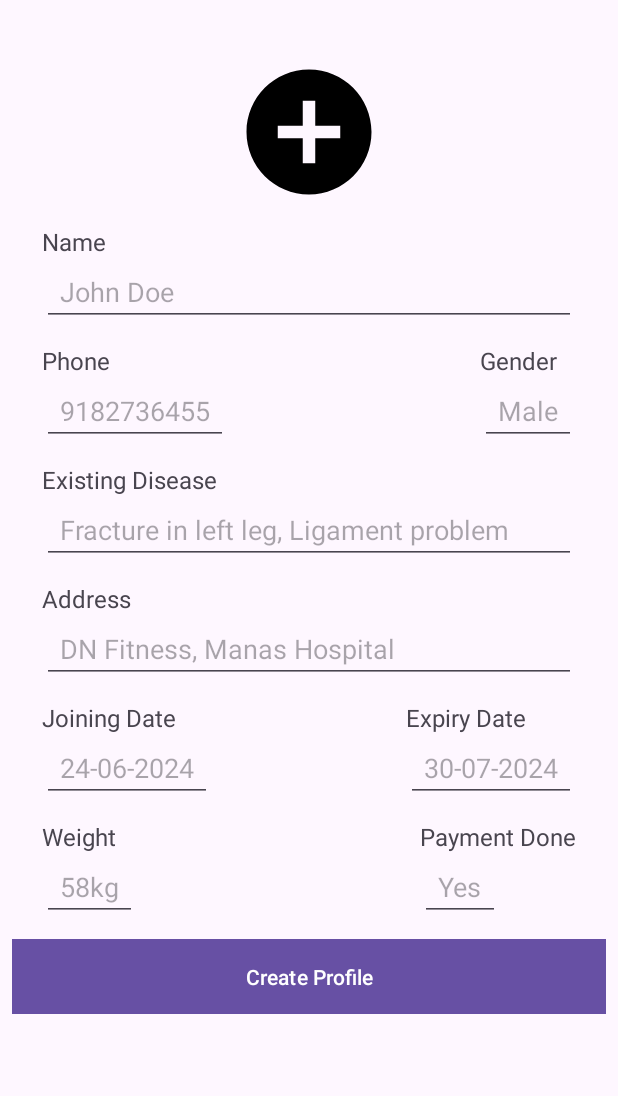
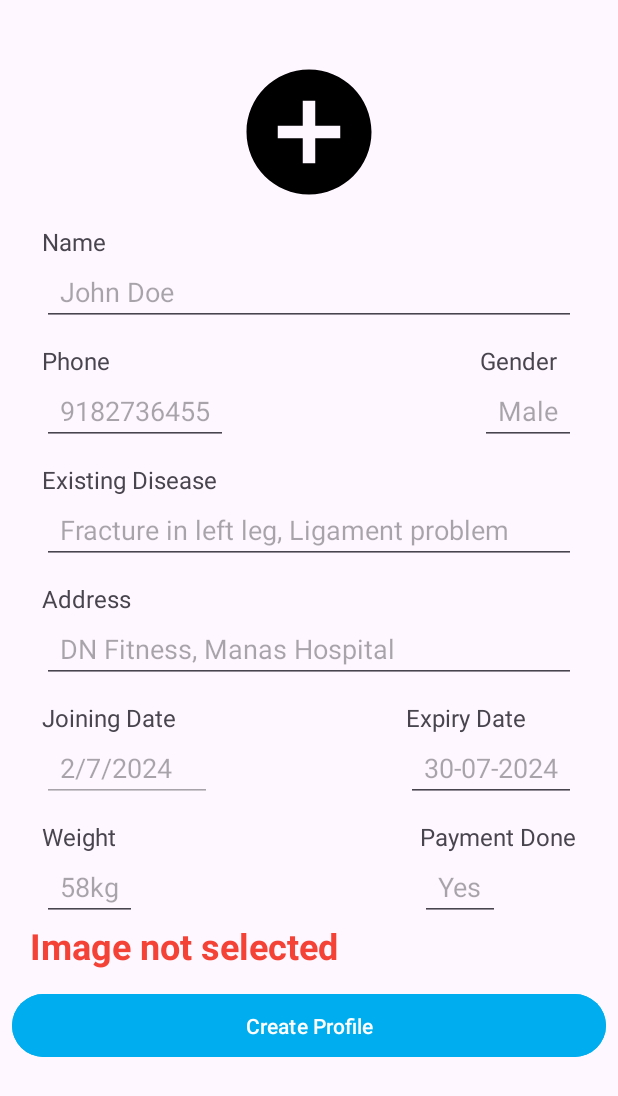
Before and after one commit to kokoite/Gym-reminder, an Android app: the UserFragment screen opened through its navigation route, on a phone screen of 412 x 824 dp. Shown: the top 1096 px of the screen. Run offline under Robolectric (Android 15) with nearby library versions, the phone set to English and light mode, and no system bars; our stand-ins replace CircleImageView, Room's generated code; pictures from the network do not load.

Commit message:
improved fragment user ui

```diff
--- a/app/build.gradle.kts
+++ b/app/build.gradle.kts
@@ -78,6 +78,7 @@ dependencies {
     val nav_version = "2.7.7"
     implementation("androidx.navigation:navigation-compose:$nav_version")
 
+    implementation ("de.hdodenhof:circleimageview:3.1.0")
     val camerax_version = "1.4.0-beta02"
     // The following line is optional, as the core library is included indirectly by camera-camera2
     implementation("androidx.camera:camera-core:${camerax_version}")
--- a/app/src/main/AndroidManifest.xml
+++ b/app/src/main/AndroidManifest.xml
@@ -9,6 +9,7 @@
 
     <uses-permission android:name="android.permission.CAMERA"/>
     <uses-permission android:name="android.permission.READ_MEDIA_IMAGES"/>
+    <uses-permission android:name="android.permission.USE_BIOMETRIC"/>
 
     <application
         android:allowBackup="true"
--- a/app/src/main/java/com/example/gymreminder/UserFragment.kt
+++ b/app/src/main/java/com/example/gymreminder/UserFragment.kt
@@ -1,13 +1,16 @@
 package com.example.gymreminder
 
+import android.app.DatePickerDialog
 import android.net.Uri
 import android.os.Bundle
+import android.text.Editable
 import android.util.Log
 import androidx.fragment.app.Fragment
 import android.view.LayoutInflater
 import android.view.View
 import android.view.ViewGroup
 import android.widget.ImageView
+import android.widget.TextView
 import androidx.fragment.app.clearFragmentResultListener
 import androidx.fragment.app.setFragmentResultListener
 import androidx.lifecycle.ViewModelProvider
@@ -15,6 +18,9 @@ import androidx.navigation.fragment.findNavController
 import com.example.gymreminder.data.User
 import com.example.gymreminder.data.UserDatabase
 import com.example.gymreminder.databinding.FragmentUserBinding
+import com.google.android.material.textfield.TextInputEditText
+import java.util.Calendar
+import java.util.Date
 
 /**
  * A simple [Fragment] subclass.
@@ -23,11 +29,13 @@ import com.example.gymreminder.databinding.FragmentUserBinding
  */
 class UserFragment : Fragment() {
 
-    lateinit var binding: FragmentUserBinding
+    private lateinit var binding: FragmentUserBinding
     private var photoUri: Uri? = null
-    lateinit var profileImage: ImageView
+    private lateinit var profileImage: ImageView
     private var currentState: UserActions = UserActions.CREATE_USER
     private lateinit var viewModel: UserViewModel
+    private lateinit var expiryDate: TextInputEditText
+    private lateinit var joiningDate: TextInputEditText
 
     companion object {
         const val TAG = "GymApp"
@@ -43,7 +51,27 @@ class UserFragment : Fragment() {
         configureProfileButton()
         configureViewModel()
         configureCreateButton()
+        configureExpiry()
+        configureJoining()
         return binding.root
+    }
+
+    private fun configureExpiry() {
+        expiryDate = binding.expiryDate
+    }
+
+    private fun configureJoining() {
+        joiningDate = binding.joiningDate
+        joiningDate.isEnabled = false
+        joiningDate.setText(getTodayDate())
+    }
+
+    private fun getTodayDate(): String {
+        val calendar = Calendar.getInstance()
+        val day = calendar.get(Calendar.DAY_OF_MONTH)
+        val month = calendar.get(Calendar.MONTH)
+        val year = calendar.get(Calendar.YEAR)
+        return "$day/${month+1}/$year"
     }
 
     private fun configureViewModel() {
@@ -104,6 +132,22 @@ class UserFragment : Fragment() {
         profileImage.setImageURI(photoUri)
     }
 
+    private fun showDatePicker() {
+        val calendar = Calendar.getInstance()
+        val datePicker = DatePickerDialog.OnDateSetListener { view, year, month, dayOfMonth ->
+            calendar.set(Calendar.DAY_OF_YEAR, dayOfMonth)
+            calendar.set(Calendar.MONTH, month)
+            calendar.set(Calendar.YEAR, year)
+            expiryDate.setText("$dayOfMonth/${month + 1}/$year")
+        }
+        val dateDialog = DatePickerDialog(requireContext(),
+            datePicker, calendar.get(Calendar.YEAR),
+            calendar.get(Calendar.MONTH),
+            calendar.get(Calendar.DAY_OF_YEAR)
+        )
+        dateDialog.show()
+    }
+
     override fun onDestroyView() {
         super.onDestroyView()
         clearFragmentResultListener("homeFragment")
--- /dev/null
+++ b/app/src/main/res/drawable/user_image_background.xml
@@ -0,0 +1,10 @@
+<?xml version="1.0" encoding="utf-8"?>
+<shape xmlns:android="http://schemas.android.com/apk/res/android"
+    android:shape="oval"
+    >
+    <corners android:radius="30dp"/>
+    <stroke android:color="@color/black"
+        android:width="0.1dp"/>
+    <size android:height="100dp" android:width="100dp"/>
+
+</shape>
--- a/app/src/main/res/layout/fragment_user.xml
+++ b/app/src/main/res/layout/fragment_user.xml
@@ -12,7 +12,7 @@
         android:padding="8dp"
         >
 
-    <ImageView
+    <de.hdodenhof.circleimageview.CircleImageView
         android:id="@+id/addPhoto"
         android:layout_width="100dp"
         android:layout_height="100dp"
@@ -20,7 +20,6 @@
         app:layout_constraintEnd_toEndOf="parent"
         app:layout_constraintTop_toTopOf="parent"
         android:layout_marginTop="30dp"
-        android:scaleType="fitCenter"
         android:src="@drawable/create_user_icon"
         />
 
@@ -46,6 +45,8 @@
                 android:layout_width="match_parent"
                 android:layout_height="wrap_content"
                 android:hint="John Doe"
+                android:inputType="text"
+                android:maxLines="1"
                 android:paddingHorizontal="12dp"
                 />
         </LinearLayout>
@@ -71,6 +72,9 @@
                 android:layout_width="wrap_content"
                 android:layout_height="wrap_content"
                 android:hint="9182736455"
+                android:maxLines="1"
+                android:inputType="phone"
+                android:maxLength="10"
                 android:paddingHorizontal="12dp"
                 />
         </LinearLayout>
@@ -96,6 +100,10 @@
                 android:layout_width="wrap_content"
                 android:layout_height="wrap_content"
                 android:hint="Male"
+                android:maxLines="1"
+                android:inputType="text"
+                android:maxLength="7"
+                android:scrollHorizontally="false"
                 android:paddingHorizontal="12dp"
                 />
         </LinearLayout>
@@ -121,7 +129,10 @@
             <com.google.android.material.textfield.TextInputEditText
                 android:layout_width="match_parent"
                 android:layout_height="wrap_content"
-
+                android:inputType="textMultiLine"
+                android:maxLines="3"
+                android:scrollHorizontally="false"
+                android:scrollbars="vertical"
                 android:hint="Fracture in left leg, Ligament problem"
                 android:paddingHorizontal="12dp"
                 />
@@ -149,7 +160,8 @@
                 android:layout_width="match_parent"
                 android:layout_height="wrap_content"
                 android:hint="DN Fitness, Manas Hospital"
-
+                android:inputType="textMultiLine"
+                android:maxLines="2"
                 android:scrollHorizontally="false"
                 android:paddingHorizontal="12dp"
                 />
@@ -175,9 +187,11 @@
 
                 />
             <com.google.android.material.textfield.TextInputEditText
+                android:id="@+id/joiningDate"
                 android:layout_width="wrap_content"
                 android:layout_height="wrap_content"
                 android:hint="24-06-2024"
+                android:maxLines="1"
                 android:paddingHorizontal="12dp"
                 />
         </LinearLayout>
@@ -202,8 +216,12 @@
 
                 />
             <com.google.android.material.textfield.TextInputEditText
+                android:id="@+id/expiryDate"
                 android:layout_width="wrap_content"
                 android:layout_height="wrap_content"
+                android:inputType="date"
+                android:maxLines="1"
+                android:maxLength="10"
                 android:hint="30-07-2024"
                 android:paddingHorizontal="12dp"
                 />
@@ -232,6 +250,9 @@
                 android:layout_width="wrap_content"
                 android:layout_height="wrap_content"
                 android:hint="58kg"
+                android:maxLength="3"
+                android:inputType="text"
+                android:maxLines="1"
                 android:paddingHorizontal="12dp"
 
                 />
@@ -260,19 +281,36 @@
                 android:layout_width="wrap_content"
                 android:layout_height="wrap_content"
                 android:hint="Yes"
+                android:inputType="text"
+                android:maxLength="3"
+                android:maxLines="1"
                 android:paddingHorizontal="12dp"
                 />
         </LinearLayout>
+        <TextView
+            android:id="@+id/errorText"
+            android:layout_width="match_parent"
+            android:layout_height="wrap_content"
+            app:layout_constraintStart_toStartOf="parent"
+            app:layout_constraintEnd_toEndOf="parent"
+            app:layout_constraintTop_toBottomOf="@id/paymentLayout"
+            android:maxLines="2"
+            android:textColor="#F44336"
+            android:textStyle="bold"
+            android:textSize="24sp"
+            android:paddingHorizontal="12dp"
+            android:text="Image not selected"
+            />
         <Button
             android:id="@+id/userAction"
             android:layout_width="0dp"
             android:layout_height="50dp"
             android:text="Create Profile"
-            android:background="@color/white"
-            app:layout_constraintTop_toBottomOf="@id/weightLayout"
+            app:layout_constraintTop_toBottomOf="@id/errorText"
             android:layout_marginTop="12dp"
             app:layout_constraintStart_toStartOf="@id/weightLayout"
             app:layout_constraintEnd_toEndOf="@id/paymentLayout"
+            android:backgroundTint="@color/blue"
             />
     </androidx.constraintlayout.widget.ConstraintLayout>
 </ScrollView>
--- a/app/src/main/res/values/themes.xml
+++ b/app/src/main/res/values/themes.xml
@@ -2,7 +2,7 @@
     <!-- Base application theme. -->
     <style name="Base.Theme.GymReminder" parent="Theme.Material3.DayNight.NoActionBar">
         <!-- Customize your light theme here. -->
-        <!-- <item name="colorPrimary">@color/my_light_primary</item> -->
+<!--         <item name="colorPrimary">@color/cream</item>-->
     </style>
 
     <style name="Theme.GymReminder" parent="Base.Theme.GymReminder" />
```
